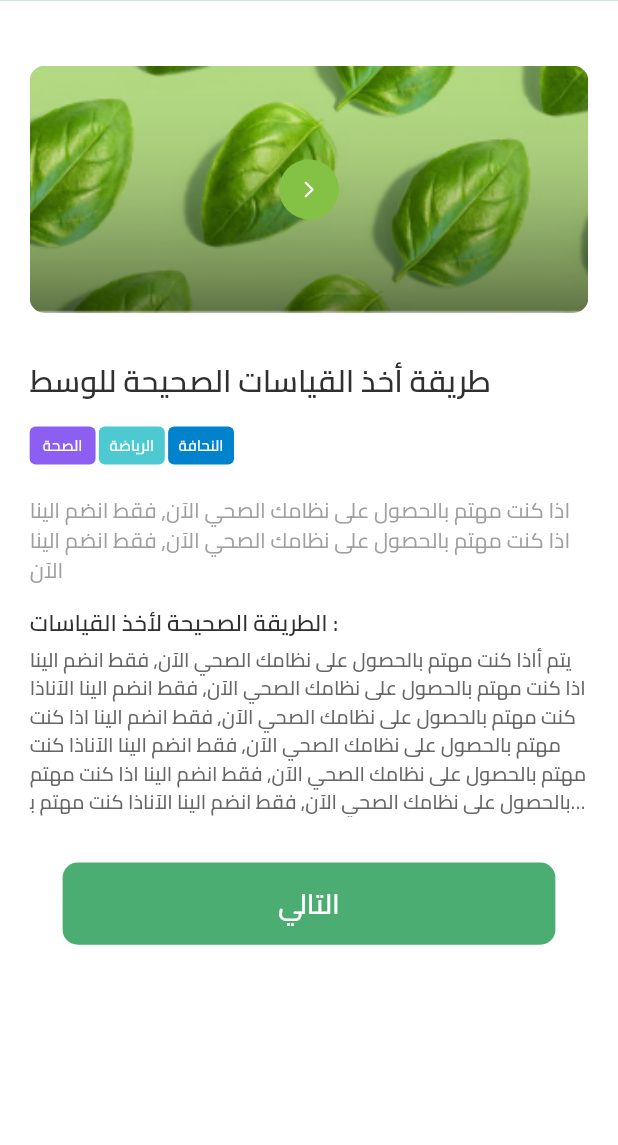
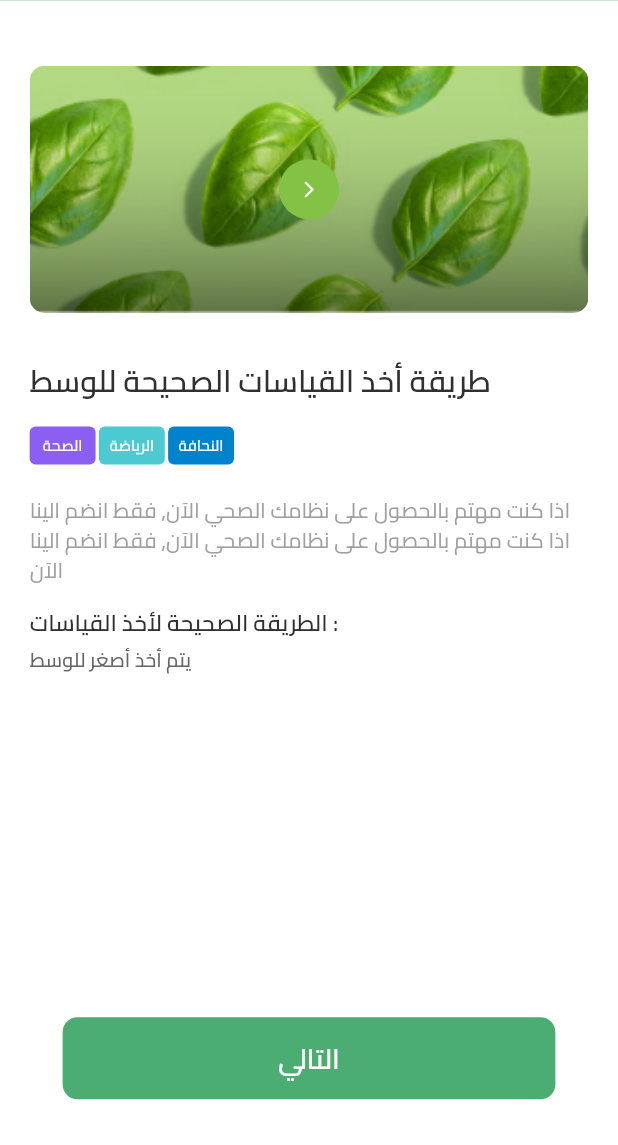
Before and after one commit to aliNassef/fetra, a Flutter app: the NeckMeasureView screen opened by its route, after a tap on "التالي", on a phone screen of 412 x 824 dp, the part 91-1236 px from its top. Run offline on Flutter 3.47's test engine with Material 3 defaults, Android fonts, the phone set to English and light mode, and no system bars; our stand-ins replace animated_text_kit, bloc, cached_network_image, dartz, dio, dropdown_button2 and 12 more; missing offline and left inert: flutter_advanced_avatar; accounts and stored records are empty.

Commit message:
measurment done

```diff
--- a/lib/features/measure/presentation/views/widgets/below_back_measure_view_body.dart
+++ b/lib/features/measure/presentation/views/widgets/below_back_measure_view_body.dart
@@ -62,12 +62,13 @@ class LowerBackMeasureViewBody extends StatelessWidget {
             SizedBox(
               height: 15.h,
             ),
-            Text(
-              maxLines: 6,
-              'يتم أاذا كنت مهتم بالحصول على نظامك الصحي الآن, فقط انضم الينا اذا كنت مهتم بالحصول على نظامك الصحي الآن, فقط انضم الينا الآناذا كنت مهتم بالحصول على نظامك الصحي الآن, فقط انضم الينا اذا كنت مهتم بالحصول على نظامك الصحي الآن, فقط انضم الينا الآناذا كنت مهتم بالحصول على نظامك الصحي الآن, فقط انضم الينا اذا كنت مهتم بالحصول على نظامك الصحي الآن, فقط انضم الينا الآناذا كنت مهتم بالحصول على نظامك الصحي الآن, فقط انضم الينا اذا كنت مهتم بالحصول على نظامك الصحي الآن, فقط انضم الينا الآناذا كنت مهتم بالحصول على نظامك الصحي الآن, فقط انضم الينا اذا كنت مهتم بالحصول على نظامك الصحي الآن, فقط انضم الينا الآناذا كنت مهتم بالحصول على نظامك الصحي الآن, فقط انضم الينا اذا كنت مهتم بالحصول على نظامك الصحي الآن, فقط انضم الينا الآنخذ أصغر للوسط',
-              style: AppStyles.textStyle13M.copyWith(
-                color: const Color(0xff666666),
-                overflow: TextOverflow.ellipsis,
+            Expanded(
+              child: Text(
+                'يتم أخذ مقاس أسفل الظهر',
+                style: AppStyles.textStyle13M.copyWith(
+                  color: const Color(0xff666666),
+                  overflow: TextOverflow.ellipsis,
+                ),
               ),
             ),
             SizedBox(
--- a/lib/features/measure/presentation/views/widgets/middle_measure_view_body.dart
+++ b/lib/features/measure/presentation/views/widgets/middle_measure_view_body.dart
@@ -66,16 +66,14 @@ class MiddleMeasureViewBody extends StatelessWidget {
             SizedBox(
               height: 15.h,
             ),
-            Text(
-              maxLines: 6,
-              'يتم أاذا كنت مهتم بالحصول على نظامك الصحي الآن, فقط انضم الينا اذا كنت مهتم بالحصول على نظامك الصحي الآن, فقط انضم الينا الآناذا كنت مهتم بالحصول على نظامك الصحي الآن, فقط انضم الينا اذا كنت مهتم بالحصول على نظامك الصحي الآن, فقط انضم الينا الآناذا كنت مهتم بالحصول على نظامك الصحي الآن, فقط انضم الينا اذا كنت مهتم بالحصول على نظامك الصحي الآن, فقط انضم الينا الآناذا كنت مهتم بالحصول على نظامك الصحي الآن, فقط انضم الينا اذا كنت مهتم بالحصول على نظامك الصحي الآن, فقط انضم الينا الآناذا كنت مهتم بالحصول على نظامك الصحي الآن, فقط انضم الينا اذا كنت مهتم بالحصول على نظامك الصحي الآن, فقط انضم الينا الآناذا كنت مهتم بالحصول على نظامك الصحي الآن, فقط انضم الينا اذا كنت مهتم بالحصول على نظامك الصحي الآن, فقط انضم الينا الآنخذ أصغر للوسط',
-              style: AppStyles.textStyle13M.copyWith(
-                color: const Color(0xff666666),
-                overflow: TextOverflow.ellipsis,
+            Expanded(
+              child: Text(
+                'يتم أخذ أصغر للوسط',
+                style: AppStyles.textStyle13M.copyWith(
+                  color: const Color(0xff666666),
+                  overflow: TextOverflow.ellipsis,
+                ),
               ),
-            ),
-            SizedBox(
-              height: 30.h,
             ),
             AppButton(
               onPressed: () => PersistentNavBarNavigator.pushNewScreen(
@@ -87,7 +85,10 @@ class MiddleMeasureViewBody extends StatelessWidget {
                 S.of(context).next,
                 style: AppStyles.textStyle18SB.copyWith(color: Colors.white),
               ),
-            )
+            ),
+            SizedBox(
+              height: 30.h,
+            ),
           ],
         ),
       ),
--- a/lib/features/measure/presentation/views/widgets/neck_measure_view_body.dart
+++ b/lib/features/measure/presentation/views/widgets/neck_measure_view_body.dart
@@ -1,3 +1,5 @@
+import 'package:flutter/widgets.dart';
+
 import '../../../../../core/shared/functions/locale.dart';
 import '../../../../../core/shared/widgets/app_button.dart';
 import '../../../../../core/utils/app_colors.dart';
@@ -65,16 +67,14 @@ class NeckMeasureViewBody extends StatelessWidget {
             SizedBox(
               height: 15.h,
             ),
-            Text(
-              maxLines: 6,
-              'يتم أاذا كنت مهتم بالحصول على نظامك الصحي الآن, فقط انضم الينا اذا كنت مهتم بالحصول على نظامك الصحي الآن, فقط انضم الينا الآناذا كنت مهتم بالحصول على نظامك الصحي الآن, فقط انضم الينا اذا كنت مهتم بالحصول على نظامك الصحي الآن, فقط انضم الينا الآناذا كنت مهتم بالحصول على نظامك الصحي الآن, فقط انضم الينا اذا كنت مهتم بالحصول على نظامك الصحي الآن, فقط انضم الينا الآناذا كنت مهتم بالحصول على نظامك الصحي الآن, فقط انضم الينا اذا كنت مهتم بالحصول على نظامك الصحي الآن, فقط انضم الينا الآناذا كنت مهتم بالحصول على نظامك الصحي الآن, فقط انضم الينا اذا كنت مهتم بالحصول على نظامك الصحي الآن, فقط انضم الينا الآناذا كنت مهتم بالحصول على نظامك الصحي الآن, فقط انضم الينا اذا كنت مهتم بالحصول على نظامك الصحي الآن, فقط انضم الينا الآنخذ أصغر للوسط',
-              style: AppStyles.textStyle13M.copyWith(
-                color: const Color(0xff666666),
-                overflow: TextOverflow.ellipsis,
+            Expanded(
+              child: Text(
+                'يتم أخذ أصغر مقاس للرقبة تحت الحنجرة (تفاحة آدم)',
+                style: AppStyles.textStyle13M.copyWith(
+                  color: const Color(0xff666666),
+                  overflow: TextOverflow.ellipsis,
+                ),
               ),
-            ),
-            SizedBox(
-              height: 30.h,
             ),
             AppButton(
               onPressed: () => PersistentNavBarNavigator.pushNewScreen(
@@ -86,7 +86,10 @@ class NeckMeasureViewBody extends StatelessWidget {
                 S.of(context).next,
                 style: AppStyles.textStyle18SB.copyWith(color: Colors.white),
               ),
-            )
+            ),
+            SizedBox(
+              height: 30.h,
+            ),
           ],
         ),
       ),
```
Also changed, not shown: lib/features/measure/presentation/view_model/measure_cubit/measure_cubit.dart (added, +8 -0 lines), lib/features/measure/presentation/view_model/measure_cubit/measure_state.dart (added, +10 -0 lines).
